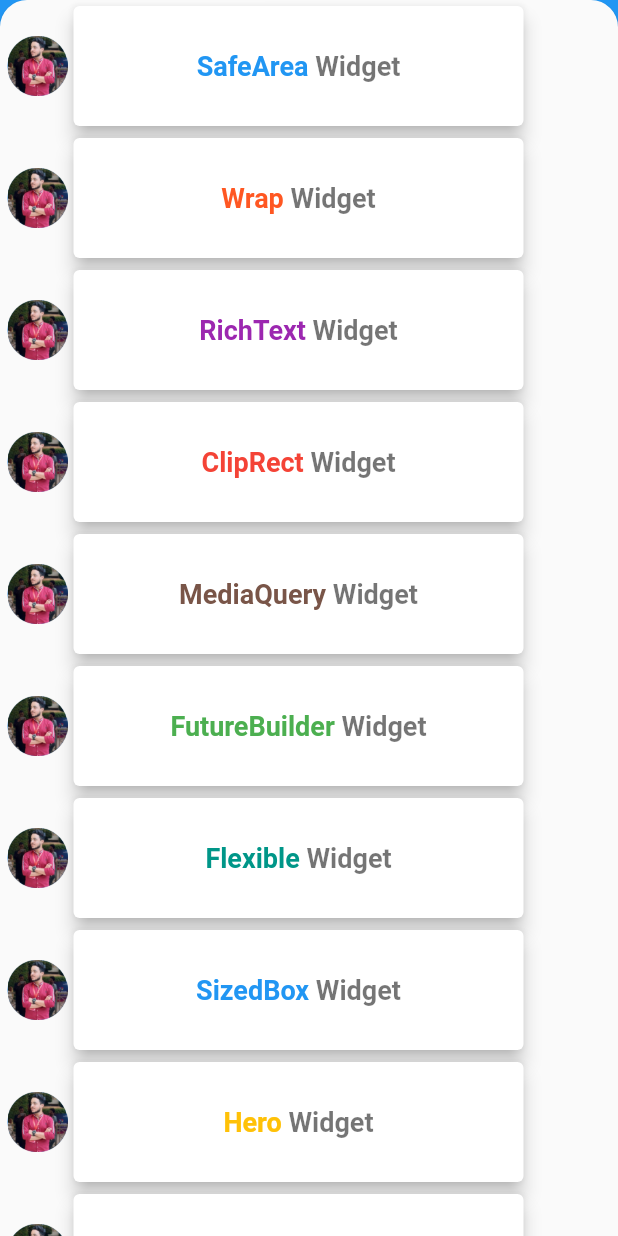
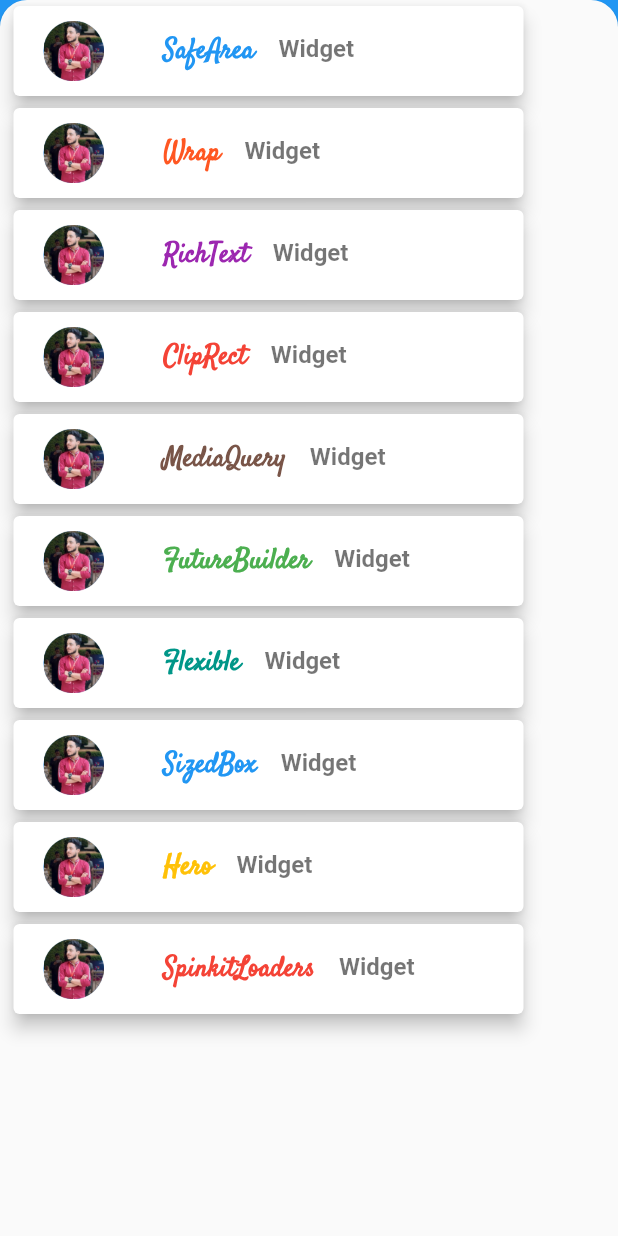
Before and after one commit to uzairleo/top10_flutter_widget, a Flutter app: the screen it shows after launch, on a phone screen of 412 x 824 dp. Run offline on Flutter 3.47's test engine with Material 2 defaults, Android fonts, the light colour scheme and no system bars; drawn by our look-alikes of backdrop; our stand-ins replace flutter_spinkit, font_awesome_flutter; Roboto replaces fonts that are missing (SpicyRice); project files that could hold a hidden picture were left out.

Commit message:
debug and set ui of Home.dart

```diff
--- a/lib/DashBoard.dart
+++ b/lib/DashBoard.dart
@@ -13,36 +13,11 @@ class DashBoard extends StatefulWidget {
 class _DashBoardState extends State<DashBoard> {
   var themefunc;
   _DashBoardState(this.themefunc);
-  var _title = RichText(
-    text: TextSpan(
-        text: "TOP10",
-        style: TextStyle(
-          // color: Colors.teal,
-          fontFamily: 'digital-7',
-          fontSize: 24.0,
-          fontWeight: FontWeight.bold,
-        ),
-        children: [
-          TextSpan(
-            text: "Flutter",
-            style: TextStyle(
-              // color: Colors.blueAccent,
-              fontSize: 24.0,
-              fontFamily: 'digital-7',
-              fontWeight: FontWeight.bold,
-            ),
-          ),
-          TextSpan(
-            text: "Widgets",
-            style: TextStyle(
-              // color: Colors.purple,
-              fontSize: 22.0,
-              fontFamily: 'digital-7',
-              fontWeight: FontWeight.bold,
-            ),
-          )
-        ]),
-  );
+  var _title = Text("Top 10 Widgets",
+  style: TextStyle( fontSize: 30.0,
+  fontFamily: 'Satisfy',
+  fontWeight: FontWeight.w600
+  ),);
   @override
   Widget build(BuildContext context) {
     return BackdropScaffold(
--- a/lib/Home.dart
+++ b/lib/Home.dart
@@ -1,6 +1,5 @@
 import 'package:flutter/material.dart';
 import 'package:top10flutterwid/DetailScreens.dart';
-
 
 class Home extends StatefulWidget {
   Home({Key key}) : super(key: key);
@@ -16,117 +15,120 @@ class _HomeState extends State<Home> {
     return listView4Tiles();
   }
 
-
-
-Widget listView4Tiles(){
-
+  Widget listView4Tiles() {
     return Scrollbar(
-
-  child:   ListView(
-    padding: EdgeInsets.only(left:5.0,right: 5.0),
+      child: ListView(
+        padding: EdgeInsets.only(left: 5.0, right: 5.0),
         shrinkWrap: true,
         // addSemanticIndexes: true,
         children: <Widget>[
-      _customListTile(Colors.blue,Colors.blueAccent,"SafeArea"),
-
-      _customListTile(Colors.deepOrange,Colors.deepOrangeAccent,"Wrap"),
-      _customListTile(Colors.purple,Colors.purpleAccent,"RichText"),
-      _customListTile(Colors.red,Colors.redAccent,"ClipRect"),
-      _customListTile(Colors.brown,Colors.amberAccent,"MediaQuery"),
-      _customListTile(Colors.green,Colors.greenAccent,"FutureBuilder"),
-      _customListTile(Colors.teal,Colors.tealAccent,"Flexible"),
-      _customListTile(Colors.blue,Colors.blueAccent,"SizedBox"),
-      _customListTile(Colors.amber,Colors.amberAccent,"Hero"),
+          _customListTile(Colors.blue, Colors.blueAccent, "SafeArea"),
+          _customListTile(Colors.deepOrange, Colors.deepOrangeAccent, "Wrap"),
+          _customListTile(Colors.purple, Colors.purpleAccent, "RichText"),
+          _customListTile(Colors.red, Colors.redAccent, "ClipRect"),
+          _customListTile(Colors.brown, Colors.amberAccent, "MediaQuery"),
+          _customListTile(Colors.green, Colors.greenAccent, "FutureBuilder"),
+          _customListTile(Colors.teal, Colors.tealAccent, "Flexible"),
+          _customListTile(Colors.blue, Colors.blueAccent, "SizedBox"),
+          _customListTile(Colors.amber, Colors.amberAccent, "Hero"),
           _customListTile(Colors.red, Colors.blueAccent, "SpinkitLoaders")
         ],
       ),
     );
   }
 
-_customListTile(Color widgetColor,Color splashColor,String widgetName)
-{
-
-return   Row(
+  _customListTile(Color widgetColor, Color splashColor, String widgetName) {
+    return Row(
       mainAxisAlignment: MainAxisAlignment.start,
+      // crossAxisAlignment: CrossAxisAlignment.stretch,
       children: <Widget>[
-     GestureDetector(
-              onTap: (){
-                _navigateto(context,widgetName);
-              },
-                          child: Hero(
-                key:_hKey ,
-                tag: widgetName,
-                child: CircleAvatar(child: Image.asset(('images/circle-cropped.png'),)),
-              ),
-            ),
 
         Card(
-
           semanticContainer: true,
           elevation: 5.0,
+          // shape: RoundedRectangleBorder(borderRadius: BorderRadius.circular(12.0)),
           // clipBehavior: Clip.antiAlias,
           borderOnForeground: true,
 
-            child:  Container(
+          child: Container(
             // color: Colors.white,
             // margin:EdgeInsets.all(100.0),
-            height: 80.0,
-            width: 300,
+            height: 60.0,
+            width: 340,
             child: InkWell(
               splashColor: splashColor,
               // highlightColor: Colors.orange,
-          onTap: (){
-            Navigator.push(context, MaterialPageRoute(
-              builder: (context)=> (DetailScreen(widgetName,widgetColor))
-            ));
+              onTap: () {
+                Navigator.push(
+                    context,
+                    MaterialPageRoute(
+                        builder: (context) =>
+                            (DetailScreen(widgetName, widgetColor))));
               },
-          child:  Row(
-              mainAxisAlignment: MainAxisAlignment.center,
+              child: Row(
+                // mainAxisAlignment: MainAxisAlignment.center,
                 children: <Widget>[
+                  SizedBox(width:20.0),
+                  GestureDetector(
+          onTap: () {
+            _navigateto(context, widgetName);
+          },
+          child: Hero(
+            key: _hKey,
+            tag: widgetName,
+            child: CircleAvatar(
+                child: Image.asset(
+              ('images/circle-cropped.png'),
+            )),
+          ),
+        ),
+                  SizedBox(width:40),
                   Center(
                     child: RichText(
-                    text:TextSpan(
+                      text: TextSpan(
                           text: widgetName,
                           style: TextStyle(
                             color: widgetColor,
                             fontWeight: FontWeight.bold,
                             fontSize: 18,
+                            fontFamily: 'Satisfy'
                           ),
-                        children:[
+                          children: [
                             TextSpan(
-                          text: " Widget",
+                                text: "    Widget",
                                 style: TextStyle(
                                   color: Colors.black54,
-                          )
-                        )
-                      ]
-                    ),
+                                  fontSize: 16.0,
+                                fontFamily: 'SpicyRice'
+                                ))
+                          ]),
                     ),
                   )
-
                 ],
               ),
             ),
           ),
-
         ),
       ],
     );
+  }
 
-}
-void _navigateto(BuildContext context,String tag)
-{
-  Navigator.push(context, MaterialPageRoute(
-                    builder: (context)=> (Scaffold(
+  void _navigateto(BuildContext context, String tag) {
+    Navigator.push(
+        context,
+        MaterialPageRoute(
+            builder: (context) => (Scaffold(
                     body: GestureDetector(
-                        onTap: ()=>Navigator.of(context).pop(),
-                                              child: Center(child: Hero(
+                  onTap: () => Navigator.of(context).pop(),
+                  child: Center(
+                    child: Hero(
                       key: _hKey,
                       tag: tag,
-                          child: Image.asset(('images/circle-cropped.png'),
-                        ),),
+                      child: Image.asset(
+                        ('images/circle-cropped.png'),
                       ),
-                      )))
-                ));
+                    ),
+                  ),
+                )))));
   }
 }
--- a/pubspec.yaml
+++ b/pubspec.yaml
@@ -72,6 +72,10 @@ flutter:
         - asset: fonts/Satisfy-Regular.ttf
   #       - asset: fonts/TrajanPro_Bold.ttf
   #         weight: 700
+    - family: SpiceRice
+      fonts:
+        - asset: fonts/SpicyRice-Regular.ttf
+
   #
   # For details regarding fonts from package dependencies,
   # see https://flutter.dev/custom-fonts/#from-packages
```
Also changed, not shown: lib/BackHome.dart (+21 -19 lines), lib/DetailScreens.dart (+0 -19 lines). Lines whose indentation alone changed are shown as unchanged.
